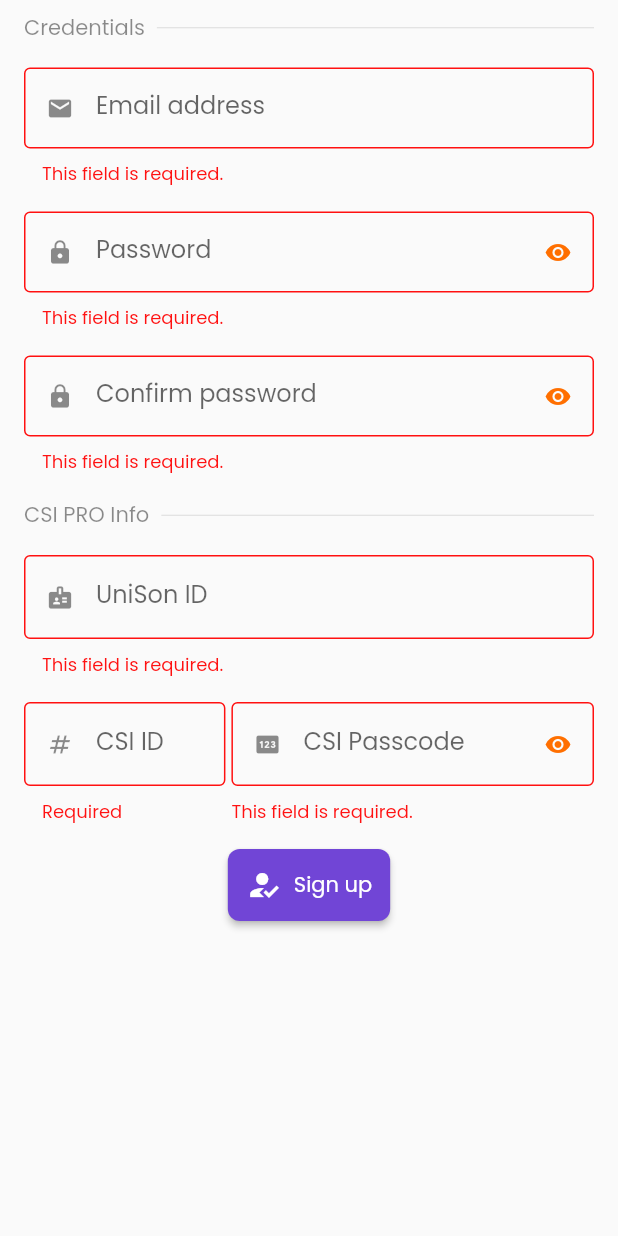
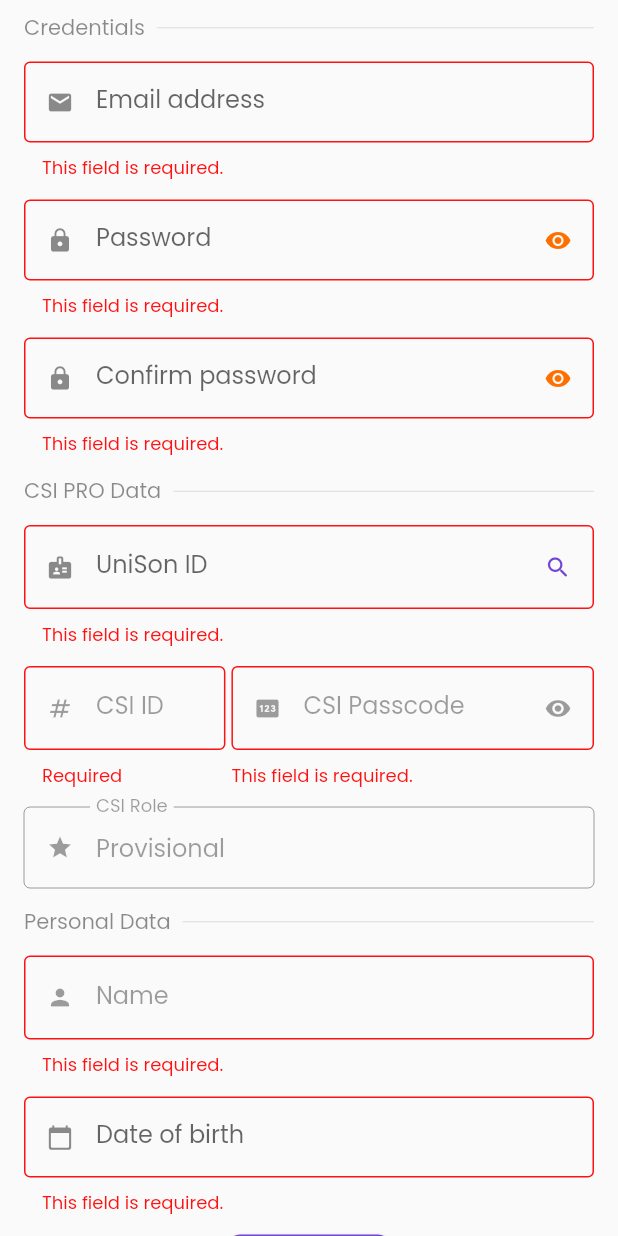
Before and after one commit to saulprl/csi_access_app, a Flutter app: the SignupForm widget shown alone on an empty page, opened directly, after a tap on "Sign up", on a phone screen of 412 x 824 dp. Run offline on Flutter 3.47's test engine with Material 2 defaults, Android fonts, the light colour scheme and no system bars; our stand-ins replace cloud_firestore, email_validator, firebase_auth, firebase_core, firebase_database, firebase_messaging and 5 more; missing offline and left inert: flutter_bcrypt, skeleton_animation, steel_crypt; accounts and stored records are empty.

Commit message:
Add Firestore signup

```diff
--- a/lib/screens/signup_screen.dart
+++ b/lib/screens/signup_screen.dart
@@ -10,6 +10,7 @@
     return Scaffold(
       backgroundColor: Colors.white,
       appBar: AppBar(
+        title: const Text("Sign up"),
         backgroundColor: Colors.transparent,
         elevation: 0.0,
         iconTheme: IconThemeData(
--- a/lib/utils/styles.dart
+++ b/lib/utils/styles.dart
@@ -54,10 +54,21 @@
 IconData get unisonIdIcon =>
     Platform.isIOS ? CupertinoIcons.person_crop_rectangle_fill : Icons.badge;
 
+IconData get fetchIcon =>
+    Platform.isIOS ? CupertinoIcons.search : Icons.search_rounded;
+
 IconData get csiIdIcon =>
     Platform.isIOS ? CupertinoIcons.number_square_fill : Icons.numbers;
 
 IconData get passcodeIcon => Icons.pin;
+
+IconData get roleIcon => Platform.isIOS ? CupertinoIcons.star_fill : Icons.star;
+
+IconData get nameIcon =>
+    Platform.isIOS ? CupertinoIcons.person_circle_fill : Icons.person;
+
+IconData get calendarIcon =>
+    Platform.isIOS ? CupertinoIcons.calendar : Icons.calendar_today_rounded;
 
 IconData get signupIcon => Platform.isIOS
     ? CupertinoIcons.person_crop_circle_badge_checkmark
--- a/lib/widgets/auth/signup_form.dart
+++ b/lib/widgets/auth/signup_form.dart
@@ -2,8 +2,10 @@
 
 import 'package:firebase_auth/firebase_auth.dart';
 import 'package:firebase_database/firebase_database.dart';
+import "package:cloud_firestore/cloud_firestore.dart";
 
 import 'package:email_validator/email_validator.dart';
+import 'package:flutter_bcrypt/flutter_bcrypt.dart';
 
 import "package:flutter_secure_storage/flutter_secure_storage.dart";
 
@@ -12,6 +14,7 @@
 import 'package:csi_door_logs/models/models.dart';
 
 import 'package:csi_door_logs/utils/styles.dart';
+import 'package:intl/intl.dart';
 
 class SignupForm extends StatefulWidget {
   const SignupForm({super.key});
@@ -22,6 +25,8 @@
 
 class _SignupFormState extends State<SignupForm> {
   final _auth = FirebaseAuth.instance;
+  final _dbInstance = FirebaseDatabase.instance;
+  final _firestore = FirebaseFirestore.instance;
   final _storage = const FlutterSecureStorage();
 
   final GlobalKey<FormState> _formKey = GlobalKey(debugLabel: "signup_form");
@@ -30,13 +35,24 @@
   final unisonIdCtrl = TextEditingController();
   final csiIdCtrl = TextEditingController();
   final passcodeCtrl = TextEditingController();
+  final nameCtrl = TextEditingController();
+  final dateCtrl = TextEditingController();
+  final roleCtrl = TextEditingController()..text = "Provisional";
+  DateTime? dob;
 
   final cPwdFocus = FocusNode();
   final unisonIdFocus = FocusNode();
+  final passcodeFocus = FocusNode();
+  final nameFocus = FocusNode();
 
+  var _isAllowedAccess = false;
   var _showPassword = false;
   var _showPasscode = false;
+  var _editPasscode = false;
+  var _editName = false;
   var _isLoading = false;
+
+  Widget get sizedBox => const SizedBox(height: 12.0);
 
   void toggleShowPassword() {
     setState(() {
@@ -47,6 +63,38 @@
   void toggleShowPasscode() {
     setState(() {
       _showPasscode = !_showPasscode;
+    });
+  }
+
+  Future<void> _fetchUser() async {
+    if (unisonIdCtrl.text.isEmpty) {
+      return;
+    }
+
+    final existingSnapshot = await _dbInstance
+        .ref("users")
+        .orderByChild("unisonId")
+        .equalTo(unisonIdCtrl.text)
+        .get();
+
+    if (existingSnapshot.value == null) {
+      setState(() {
+        _editName = true;
+        _editPasscode = true;
+      });
+
+      return;
+    }
+
+    final existingUser = CSIUser.fromSnapshot(existingSnapshot);
+    csiIdCtrl.text = existingUser.csiId.toString();
+    roleCtrl.text = "Member";
+    nameCtrl.text = existingUser.name!;
+
+    setState(() {
+      _editName = true;
+      _editPasscode = true;
+      _isAllowedAccess = true;
     });
   }
 
@@ -94,12 +142,33 @@
     );
   }
 
+  Future<void> _showDatePicker() async {
+    DateTime? pickedDate = await showDatePicker(
+      context: context,
+      initialDate: DateTime.now(),
+      firstDate: DateTime(1900),
+      lastDate: DateTime.now().add(
+        const Duration(days: 365),
+      ),
+    );
+
+    if (pickedDate != null) {
+      dob = pickedDate;
+      dateCtrl.text = DateFormat("MMMM dd, yyyy").format(pickedDate);
+    }
+  }
+
   void popBack() {
     Navigator.of(context).pop();
   }
 
   void _saveForm() async {
     if (!_formKey.currentState!.validate()) {
+      return;
+    }
+
+    if (dob == null) {
+      showModal("Something went wrong while validating the date of birth.");
       return;
     }
 
@@ -112,11 +181,11 @@
     final unisonId = unisonIdCtrl.text;
     final csiId = csiIdCtrl.text;
     final csiPasscode = passcodeCtrl.text.toUpperCase();
+    final name = nameCtrl.text;
+    final role = roleCtrl.text;
 
     try {
-      final dbInstance = FirebaseDatabase.instance;
-
-      final existingUnisonID = await dbInstance
+      final existingUnisonID = await _dbInstance
           .ref("users")
           .orderByChild("unisonId")
           .equalTo(unisonId)
@@ -142,9 +211,30 @@
         password: password,
       );
 
-      dbInstance.ref("users/${authenticatedUser.user!.uid}").set({
-        ...existingUser.toJson()[unisonId],
+      final hashedPasscode = await FlutterBcrypt.hashPw(
+        password: csiPasscode,
+        salt: await FlutterBcrypt.saltWithRounds(rounds: 10),
+      );
+
+      final roleRef = await _firestore
+          .collection("roles")
+          .where("name", isEqualTo: role)
+          .limit(1)
+          .get();
+
+      await _firestore
+          .collection("users")
+          .doc(authenticatedUser.user!.uid)
+          .set({
+        "csiId": int.parse(csiId),
+        "name": name,
+        "unisonId": unisonId,
         "email": email,
+        "passcode": hashedPasscode,
+        "role": roleRef.docs[0].reference,
+        "isAllowedAccess": _isAllowedAccess,
+        "createdAt": Timestamp.now(),
+        "dateOfBirth": Timestamp.fromDate(dob!),
       });
 
       await _storage.deleteAll();
@@ -183,27 +273,30 @@
     unisonIdCtrl.dispose();
     csiIdCtrl.dispose();
     passcodeCtrl.dispose();
+    nameCtrl.dispose();
+    dateCtrl.dispose();
+    roleCtrl.dispose();
 
     cPwdFocus.dispose();
     unisonIdFocus.dispose();
+    nameFocus.dispose();
 
     super.dispose();
   }
 
   @override
   Widget build(BuildContext context) {
-    return Padding(
+    return Form(
+      key: _formKey,
+      child: SingleChildScrollView(
         padding: const EdgeInsets.symmetric(
           vertical: 8.0,
           horizontal: 16.0,
         ),
-      child: Form(
-        key: _formKey,
-        child: SingleChildScrollView(
         child: Column(
           children: [
             buildDivider("Credentials"),
-              const SizedBox(height: 16.0),
+            sizedBox,
             TextFormField(
               controller: emailCtrl,
               decoration: mainInputDecoration.copyWith(
@@ -227,16 +320,15 @@
                 return null;
               },
             ),
-              const SizedBox(height: 16.0),
+            sizedBox,
             TextFormField(
               controller: passwordCtrl,
               decoration: mainInputDecoration.copyWith(
                 prefixIcon: Icon(passwordIcon),
                 label: const Text("Password"),
                 suffixIcon: IconButton(
-                    icon: Icon(_showPassword
-                        ? Icons.visibility_off
-                        : Icons.visibility),
+                  icon: Icon(
+                      _showPassword ? Icons.visibility_off : Icons.visibility),
                   onPressed: toggleShowPassword,
                 ),
               ),
@@ -255,16 +347,15 @@
               },
               onEditingComplete: () => cPwdFocus.requestFocus(),
             ),
-              const SizedBox(height: 16.0),
+            sizedBox,
             TextFormField(
               focusNode: cPwdFocus,
               decoration: mainInputDecoration.copyWith(
                 prefixIcon: Icon(passwordIcon),
                 label: const Text("Confirm password"),
                 suffixIcon: IconButton(
-                    icon: Icon(_showPassword
-                        ? Icons.visibility_off
-                        : Icons.visibility),
+                  icon: Icon(
+                      _showPassword ? Icons.visibility_off : Icons.visibility),
                   onPressed: toggleShowPassword,
                 ),
               ),
@@ -287,9 +378,9 @@
               },
               onEditingComplete: () => unisonIdFocus.requestFocus(),
             ),
-              const SizedBox(height: 16.0),
-              buildDivider("CSI PRO Info"),
-              const SizedBox(height: 16.0),
+            sizedBox,
+            buildDivider("CSI PRO Data"),
+            sizedBox,
             TextFormField(
               controller: unisonIdCtrl,
               focusNode: unisonIdFocus,
@@ -297,11 +388,20 @@
                 prefixIcon: Icon(unisonIdIcon),
                 label: const Text("UniSon ID"),
                 hintText: "e.g. 217200160",
+                suffixIcon: IconButton(
+                  icon: Icon(
+                    fetchIcon,
+                    color: Theme.of(context).colorScheme.primary,
+                  ),
+                  onPressed: () async {
+                    await _fetchUser();
+                  },
+                ),
               ),
               autocorrect: false,
               enabled: !_isLoading,
               keyboardType: TextInputType.number,
-                textInputAction: TextInputAction.next,
+              textInputAction: TextInputAction.done,
               validator: (value) {
                 if (value!.isEmpty) {
                   return "This field is required.";
@@ -309,8 +409,12 @@
 
                 return null;
               },
+              onEditingComplete: () async {
+                await _fetchUser();
+                passcodeFocus.requestFocus();
+              },
             ),
-              const SizedBox(height: 16.0),
+            sizedBox,
             Row(
               crossAxisAlignment: CrossAxisAlignment.start,
               children: [
@@ -324,9 +428,7 @@
                       hintText: "e.g. 1",
                     ),
                     autocorrect: false,
-                      enabled: !_isLoading,
-                      keyboardType: TextInputType.number,
-                      textInputAction: TextInputAction.next,
+                    enabled: false,
                     validator: (value) {
                       if (value!.isEmpty) {
                         return "Required";
@@ -343,6 +445,7 @@
                 Expanded(
                   flex: 9,
                   child: TextFormField(
+                    focusNode: passcodeFocus,
                     controller: passcodeCtrl,
                     decoration: mainInputDecoration.copyWith(
                       prefixIcon: Icon(passcodeIcon),
@@ -357,10 +460,10 @@
                       ),
                     ),
                     autocorrect: false,
-                      enabled: !_isLoading,
+                    enabled: !_isLoading && _editPasscode,
                     keyboardType: TextInputType.text,
                     textCapitalization: TextCapitalization.characters,
-                      textInputAction: TextInputAction.done,
+                    textInputAction: TextInputAction.next,
                     obscureText: !_showPasscode,
                     validator: (value) {
                       if (value!.isEmpty) {
@@ -369,11 +472,73 @@
 
                       return null;
                     },
+                    onEditingComplete: () => nameFocus.requestFocus(),
                   ),
                 ),
               ],
             ),
-              const SizedBox(height: 16.0),
+            sizedBox,
+            TextFormField(
+              controller: roleCtrl,
+              decoration: mainInputDecoration.copyWith(
+                prefixIcon: Icon(roleIcon),
+                label: const Text("CSI Role"),
+              ),
+              autocorrect: false,
+              enabled: false,
+              validator: (value) {
+                if (value!.isEmpty) {
+                  return "This field is required.";
+                }
+
+                return null;
+              },
+            ),
+            sizedBox,
+            buildDivider("Personal Data"),
+            sizedBox,
+            TextFormField(
+              focusNode: nameFocus,
+              controller: nameCtrl,
+              decoration: mainInputDecoration.copyWith(
+                prefixIcon: Icon(nameIcon),
+                label: const Text("Name"),
+                hintText: "e.g. Saúl Ramos",
+              ),
+              autocorrect: false,
+              enabled: !_isLoading && _editName,
+              keyboardType: TextInputType.name,
+              textInputAction: TextInputAction.done,
+              validator: (value) {
+                if (value!.isEmpty) {
+                  return "This field is required.";
+                }
+
+                return null;
+              },
+            ),
+            sizedBox,
+            TextFormField(
+              controller: dateCtrl,
+              decoration: mainInputDecoration.copyWith(
+                prefixIcon: Icon(calendarIcon),
+                label: const Text("Date of birth"),
+              ),
+              autocorrect: false,
+              enabled: !_isLoading,
+              readOnly: true,
+              onTap: () async {
+                _showDatePicker();
+              },
+              validator: (value) {
+                if (value!.isEmpty) {
+                  return "This field is required.";
+                }
+
+                return null;
+              },
+            ),
+            sizedBox,
             _isLoading
                 ? AdaptiveSpinner(
                     color: Theme.of(context).colorScheme.primary,
@@ -393,8 +558,8 @@
                     label: const Text("Sign up"),
                     onPressed: _saveForm,
                   ),
+            sizedBox,
           ],
-          ),
         ),
       ),
     );
--- a/pubspec.yaml
+++ b/pubspec.yaml
@@ -48,6 +48,8 @@
   permission_handler: ^10.2.0
   flutter_dotenv: ^5.0.2
   steel_crypt: ^3.0.0+1
+  intl: ^0.18.1
+  cloud_firestore: ^4.8.1
 
 dev_dependencies:
   flutter_launcher_icons: ^0.12.0
```
Also changed, not shown: pubspec.lock, 3 other files. Lines whose indentation alone changed are shown as unchanged.
